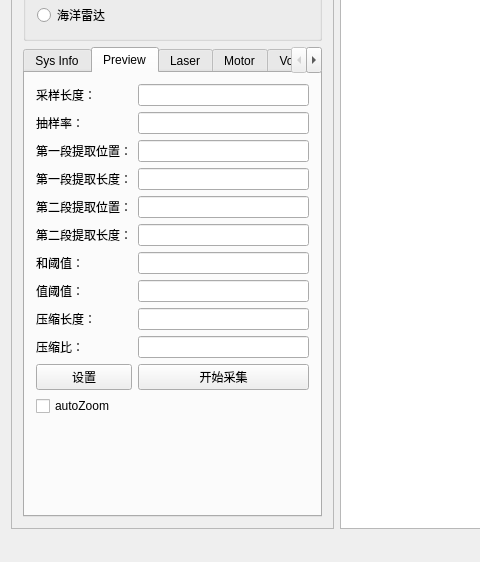
Old version of the form mainwindow.ui in the repository kdurant/qt_study; both pictures show x 0 to 480 and y 163 to 725 of the 1259 by 725 pixel window.
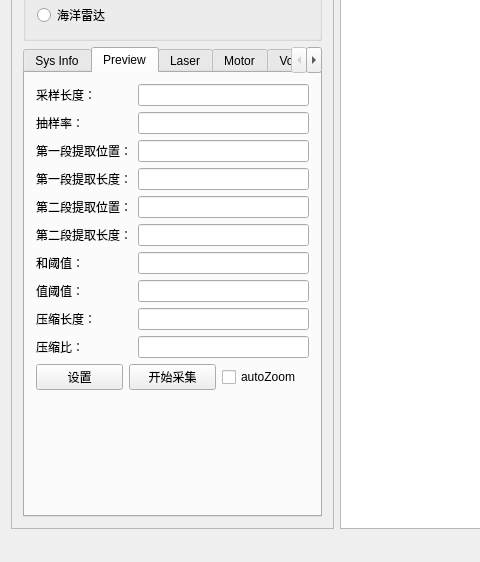
New version of the form. Icons and pictures are not drawn. Custom widgets are drawn as their Qt base class.

Commit message: feat: 添加通道位置图片

Patch:
```diff
--- a/mainwindow.ui
+++ b/mainwindow.ui
@@ -31,8 +31,8 @@
         <rect>
          <x>0</x>
          <y>0</y>
-         <width>346</width>
-         <height>638</height>
+         <width>358</width>
+         <height>621</height>
         </rect>
        </property>
        <layout class="QVBoxLayout" name="verticalLayout_2">
@@ -125,6 +125,8 @@
            <attribute name="title">
             <string>Preview</string>
            </attribute>
+           <layout class="QVBoxLayout" name="verticalLayout">
+            <item>
            <layout class="QGridLayout" name="gridLayout_3">
             <item row="0" column="0">
              <widget class="QLabel" name="label_15">
@@ -234,34 +236,25 @@
             <item row="9" column="1">
              <widget class="QLineEdit" name="lineEdit_compressRatio"/>
             </item>
-            <item row="10" column="0">
+             </layout>
+            </item>
+            <item>
+             <layout class="QHBoxLayout" name="horizontalLayout_2">
+              <item>
              <widget class="QPushButton" name="pushButton_setPreviewPara">
               <property name="text">
                <string>设置</string>
               </property>
              </widget>
             </item>
-            <item row="10" column="1">
+              <item>
              <widget class="QPushButton" name="pushButton_sampleEnable">
               <property name="text">
                <string>开始采集</string>
               </property>
              </widget>
             </item>
-            <item row="12" column="0">
-             <spacer name="verticalSpacer">
-              <property name="orientation">
-               <enum>Qt::Vertical</enum>
-              </property>
-              <property name="sizeHint" stdset="0">
-               <size>
-                <width>20</width>
-                <height>40</height>
-               </size>
-              </property>
-             </spacer>
-            </item>
-            <item row="11" column="0">
+              <item>
              <widget class="QCheckBox" name="checkBox_autoZoom">
               <property name="text">
                <string>autoZoom</string>
@@ -269,6 +262,31 @@
              </widget>
             </item>
            </layout>
+            </item>
+            <item>
+             <widget class="QLabel" name="label">
+              <property name="text">
+               <string/>
+              </property>
+              <property name="pixmap">
+               <pixmap resource="res.qrc">:/qss/ch_pos.png</pixmap>
+              </property>
+             </widget>
+            </item>
+            <item>
+             <spacer name="verticalSpacer">
+              <property name="orientation">
+               <enum>Qt::Vertical</enum>
+              </property>
+              <property name="sizeHint" stdset="0">
+               <size>
+                <width>20</width>
+                <height>40</height>
+               </size>
+              </property>
+             </spacer>
+            </item>
+           </layout>
           </widget>
           <widget class="QWidget" name="tab_2">
            <attribute name="title">
```
Left out of the diff: 30 changed lines with no effect on the pictures. Lines whose indentation alone changed are shown as unchanged. The commit also changes 2 other files.
